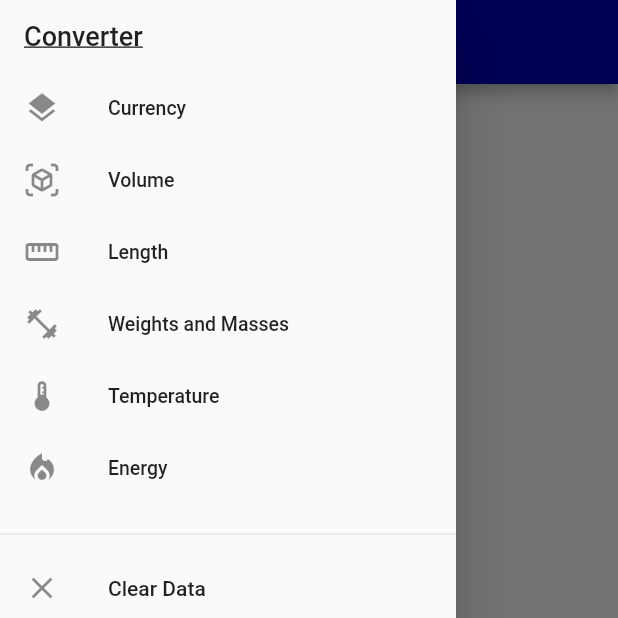
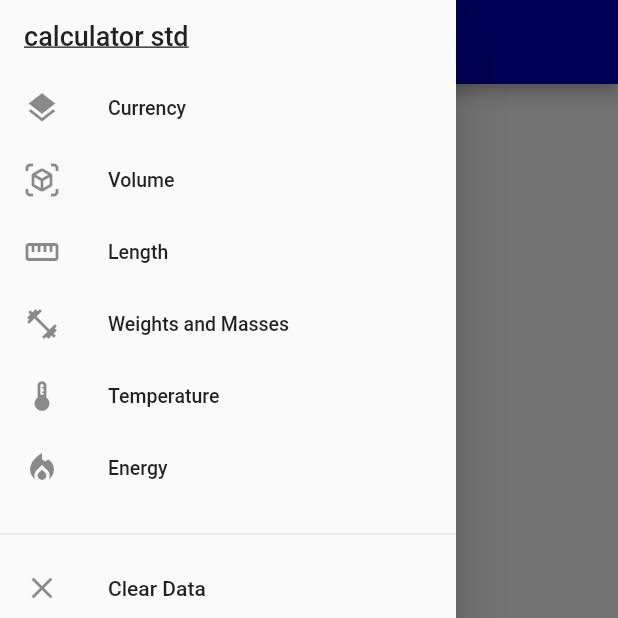
Before and after one commit to tuuhin/calculator_, a Flutter app: the screen it shows after launch, in the side drawer, after a tap on "CE", on a phone screen of 412 x 824 dp, the top half of it. Run offline on Flutter 3.47's test engine with Material 2 defaults, Android fonts, the phone set to English and light mode, and no system bars; our stand-ins replace shared_preferences; network calls fail.

Commit message:
keep it simple

```diff
--- a/lib/keyboards/standardcalckeyboard.dart
+++ b/lib/keyboards/standardcalckeyboard.dart
@@ -37,12 +37,14 @@ class _StdCalcBoardState extends State<StdCalcBoard> {
                   value = '0';
                   widget.calc!.call(value);
                   _baseCalc.clearHistory();
+                  widget.history!.call('');
                 },
                 child: const Text('CE', style: _buttonStyle)),
             TextButton(
                 onPressed: () {
                   value = '0';
                   widget.calc!.call(value);
+                  widget.history!.call('');
                 },
                 child: const Text('C', style: _buttonStyle)),
             TextButton(
@@ -67,7 +69,7 @@ class _StdCalcBoardState extends State<StdCalcBoard> {
             TextButton(
                 onPressed: () {
                   value += '7';
-                  widget.calc!.call(value);
+                  widget.history!.call(value);
                 },
                 child: const Text('7', style: _buttonNumberStyle)),
             TextButton(
@@ -178,6 +180,7 @@ class _StdCalcBoardState extends State<StdCalcBoard> {
                     _baseCalc.compute(value);
                     value = _baseCalc.log.last[1];
                     widget.calc!.call(value);
+                    widget.history!.call(_baseCalc.log.last[0]);
                   }
                   print(_baseCalc.log);
                 },
--- a/lib/model/basecalc.dart
+++ b/lib/model/basecalc.dart
@@ -1,13 +1,7 @@
-import 'dart:math' as math;
-
 class BaseCalc {
   List _operands = [];
   List _operations = [];
   List log = [];
-
-  List get operands => _operands;
-  List get operations => _operations;
-
   num add(String op1, String op2) => num.parse(op1) + num.parse(op2);
   num subtract(String op1, String op2) => num.parse(op1) - num.parse(op2);
   num multiply(String op1, String op2) => num.parse(op1) * num.parse(op2);
@@ -92,10 +86,3 @@ class BaseCalc {
     }
   }
 }
-
-void main() {
-  BaseCalc calc = BaseCalc();
-
-  calc.compute('0-96-4');
-  print(calc.log);
-}
--- a/lib/model/currencymodel.dart
+++ b/lib/model/currencymodel.dart
@@ -15,7 +15,7 @@ class CurrencyModel extends BaseModel {
   Future fetchData() async {
     List<String> _allCodeodes = [];
     String url =
-        'https://v6.exchangerate-api.com/v6/ccb0c6642b3f47506be6c237/latest/INR';
+        'https://v6.exchangerate-api.com/v6/469b97afb8394fc46f3a7672/latest/INR';
     var baseUrl = Uri.parse(url);
     try {
       http.Response _rep = await http.get(baseUrl);
--- a/lib/view/standardcalculator.dart
+++ b/lib/view/standardcalculator.dart
@@ -11,6 +11,7 @@ class StandardCalculator extends StatefulWidget {
 
 class _StandardCalculatorState extends State<StandardCalculator> {
   String _caltext = '';
+  String _expresion = '';
   String removeZero(String str) {
     if (str.startsWith('0')) {
       return str.substring(1);
@@ -27,6 +28,9 @@ class _StandardCalculatorState extends State<StandardCalculator> {
       body: Column(
         mainAxisAlignment: MainAxisAlignment.spaceBetween,
         children: [
+          Text(removeZero(_expresion),
+              style:
+                  const TextStyle(fontSize: 25, fontWeight: FontWeight.bold)),
           Text(removeZero(_caltext),
               style:
                   const TextStyle(fontSize: 25, fontWeight: FontWeight.bold)),
@@ -34,6 +38,11 @@ class _StandardCalculatorState extends State<StandardCalculator> {
             children: [
               const Divider(),
               StdCalcBoard(
+                history: (String h) {
+                  setState(() {
+                    _expresion = h;
+                  });
+                },
                 calc: (String v) {
                   setState(() {
                     _caltext = v;
--- a/lib/widget/appdrawer.dart
+++ b/lib/widget/appdrawer.dart
@@ -1,4 +1,5 @@
 import 'package:calculator/model/model.dart';
+import 'package:calculator/view/standardcalculator.dart';
 import 'package:calculator/view/view.dart';
 import 'package:flutter/material.dart';
 
@@ -36,10 +37,17 @@ class AppDrawer extends StatelessWidget {
           child: Column(
         crossAxisAlignment: CrossAxisAlignment.start,
         children: [
-          const ListTile(
+          ListTile(
+            onTap: () {
+              Navigator.of(context).pushReplacement(
+                MaterialPageRoute(builder: (BuildContext context) {
+                  return StandardCalculator();
+                }),
+              );
+            },
             dense: true,
-            title: Text(
-              'Converter',
+            title: const Text(
+              'calculator std',
               style:
                   TextStyle(fontSize: 18, decoration: TextDecoration.underline),
             ),
```
